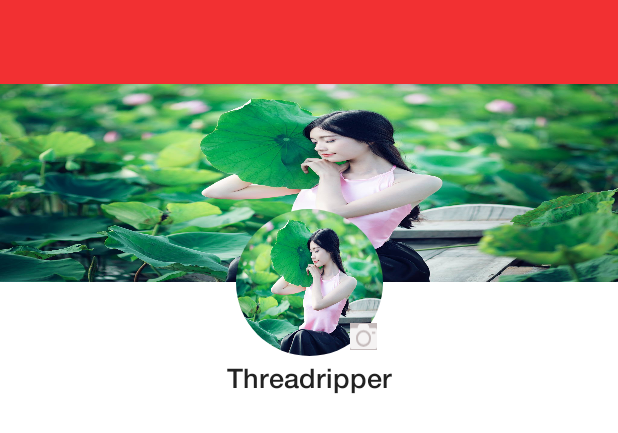
After one commit to xuanhiennb/threadripper, an Android app: the layout activity_personal.xml on its own in the app's theme, with its tools: preview values and no code run, on a phone screen of 412 x 824 dp. The commit adds this screen. Shown: the top 433 px of the screen. Run offline under Robolectric (Android 15) with nearby library versions, the phone set to English and light mode, and no system bars; plain views replace RippleView.

Commit message:
fix ui personal activity

```diff
--- /dev/null
+++ b/app/src/main/res/layout/activity_personal.xml
@@ -0,0 +1,92 @@
+<?xml version="1.0" encoding="utf-8"?>
+<android.support.constraint.ConstraintLayout xmlns:android="http://schemas.android.com/apk/res/android"
+    xmlns:app="http://schemas.android.com/apk/res-auto"
+    xmlns:tools="http://schemas.android.com/tools"
+    android:layout_width="match_parent"
+    android:layout_height="match_parent"
+    tools:context=".authenticated.activity.PersonalActivity">
+
+    <android.support.design.widget.AppBarLayout
+        android:id="@+id/appbar"
+        android:layout_width="match_parent"
+        android:layout_height="?actionBarSize"
+        app:elevation="0dp"
+        app:layout_constraintEnd_toEndOf="parent"
+        app:layout_constraintStart_toStartOf="parent"
+        app:layout_constraintTop_toTopOf="parent">
+
+        <include
+            android:id="@+id/toolbar"
+            layout="@layout/toolbar" />
+    </android.support.design.widget.AppBarLayout>
+
+    <ImageView
+        android:id="@+id/imgCover"
+        android:layout_width="match_parent"
+        android:layout_height="@dimen/dp132"
+        android:contentDescription="@string/app_name"
+        android:scaleType="fitXY"
+        android:src="@drawable/view2"
+        app:layout_constraintEnd_toEndOf="parent"
+        app:layout_constraintStart_toStartOf="parent"
+        app:layout_constraintTop_toBottomOf="@+id/appbar" />
+
+    <FrameLayout
+        android:id="@+id/imgAvatar"
+        android:layout_width="@dimen/dp98"
+        android:layout_height="@dimen/dp98"
+        app:layout_constraintBottom_toBottomOf="@+id/imgCover"
+        app:layout_constraintEnd_toEndOf="parent"
+        app:layout_constraintStart_toStartOf="parent"
+        app:layout_constraintTop_toBottomOf="@+id/imgCover">
+
+        <de.hdodenhof.circleimageview.CircleImageView
+            android:layout_width="match_parent"
+            android:layout_height="match_parent"
+            android:layout_gravity="center|bottom"
+            android:src="@drawable/view2" />
+
+        <ImageView
+            android:id="@+id/ic_edit_avatar"
+            android:layout_width="@dimen/dp18"
+            android:layout_height="@dimen/dp18"
+            android:layout_gravity="end|bottom"
+            android:layout_margin="@dimen/dp4"
+            android:background="#C5BBBB"
+            android:contentDescription="@string/app_name"
+            app:srcCompat="@drawable/ic_camera_edit_avatar" />
+    </FrameLayout>
+
+    <TextView
+        android:id="@+id/txtPerson"
+        android:layout_width="wrap_content"
+        android:layout_height="wrap_content"
+        android:layout_gravity="bottom|center"
+
+        android:fontFamily="@font/helveticaneuemedium"
+        android:text="@string/app_name"
+        android:textColor="#222222"
+        android:textSize="@dimen/sp18"
+        app:layout_constraintEnd_toEndOf="parent"
+        app:layout_constraintStart_toStartOf="parent"
+        app:layout_constraintTop_toBottomOf="@id/imgAvatar"
+        tools:targetApi="jelly_bean" />
+
+    <android.support.design.widget.TabLayout
+        android:id="@+id/tabs"
+        android:layout_width="match_parent"
+        android:layout_height="wrap_content"
+        app:layout_constraintEnd_toEndOf="parent"
+        app:layout_constraintStart_toStartOf="parent"
+        app:layout_constraintTop_toBottomOf="@+id/txtPerson"
+        app:tabGravity="fill"
+        app:tabMode="fixed" />
+
+    <android.support.v4.view.ViewPager
+        android:id="@+id/viewPager_person"
+        android:layout_width="match_parent"
+        android:layout_height="wrap_content"
+        app:layout_constraintEnd_toEndOf="parent"
+        app:layout_constraintStart_toStartOf="parent"
+        app:layout_constraintTop_toBottomOf="@+id/tabs" />
+</android.support.constraint.ConstraintLayout>
```
Also changed, not shown: app/src/main/AndroidManifest.xml (+5 -2 lines), app/src/main/java/com/chatapp/threadripper/authenticated/LayoutFragmentActivity.java (+16 -5 lines), app/src/main/java/com/chatapp/threadripper/authenticated/activity/PersonActivity.java (deleted, +0 -15 lines), app/src/main/java/com/chatapp/threadripper/authenticated/activity/PersonalActivity.java (added, +20 -0 lines), app/src/main/res/layout/activity_person.xml (deleted, +0 -15 lines), app/src/main/res/menu/menu_drawer.xml (+9 -0 lines).
